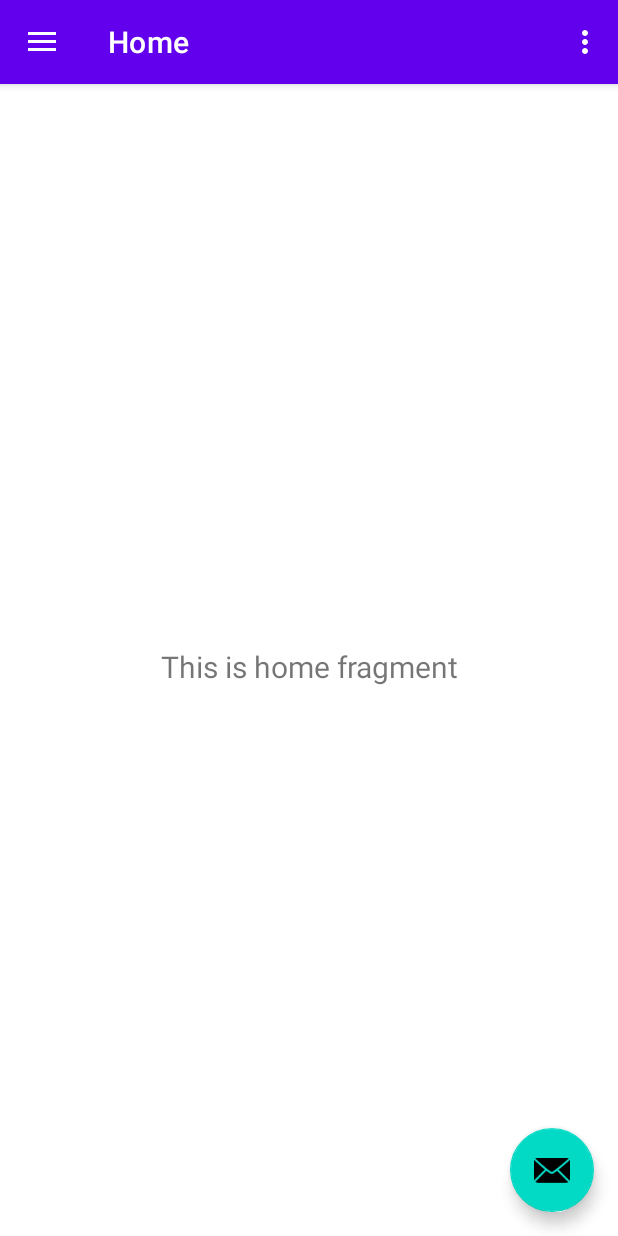
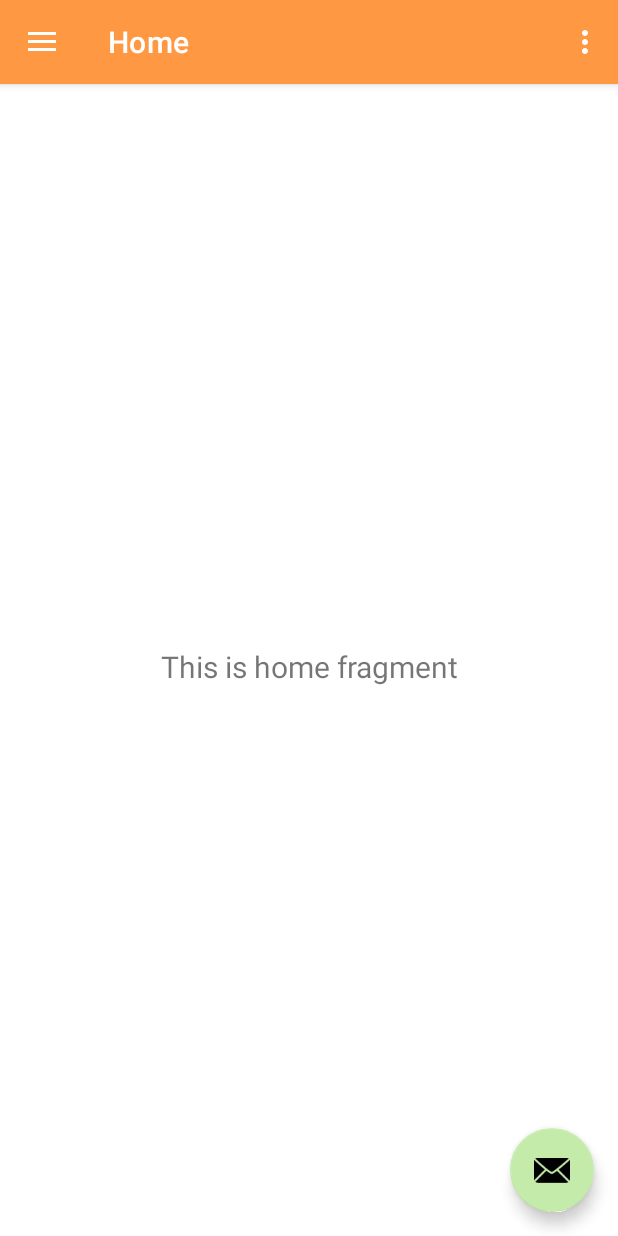
Before and after one commit to syayidmuwahhid/notice-calculator-v2, an Android app: the screen it shows after launch (MainActivity), on a phone screen of 412 x 824 dp. Run offline under Robolectric (Android 15) with nearby library versions, the phone set to English and light mode, and no system bars; our stand-ins replace navigation-ui.

Commit message:
update themes and color

```diff
--- a/app/src/main/res/values-night/themes.xml
+++ b/app/src/main/res/values-night/themes.xml
@@ -2,15 +2,15 @@
     <!-- Base application theme. -->
     <style name="Theme.NoticeCalculatorV2" parent="Theme.MaterialComponents.DayNight.DarkActionBar">
         <!-- Primary brand color. -->
-        <item name="colorPrimary">@color/purple_200</item>
-        <item name="colorPrimaryVariant">@color/purple_700</item>
+        <item name="colorPrimary">@color/primary</item>
+        <item name="colorPrimaryVariant">@color/secondary</item>
         <item name="colorOnPrimary">@color/black</item>
         <!-- Secondary brand color. -->
-        <item name="colorSecondary">@color/teal_200</item>
-        <item name="colorSecondaryVariant">@color/teal_200</item>
+        <item name="colorSecondary">@color/green_primary</item>
+        <item name="colorSecondaryVariant">@color/green_secondary</item>
         <item name="colorOnSecondary">@color/black</item>
         <!-- Status bar color. -->
-        <item name="android:statusBarColor">?attr/colorPrimaryVariant</item>
+        <item name="android:statusBarColor">?attr/colorPrimary</item>
         <!-- Customize your theme here. -->
     </style>
 </resources>
--- a/app/src/main/res/values/colors.xml
+++ b/app/src/main/res/values/colors.xml
@@ -7,4 +7,8 @@
     <color name="teal_700">#FF018786</color>
     <color name="black">#FF000000</color>
     <color name="white">#FFFFFFFF</color>
+    <color name="primary">#FF9843</color>
+    <color name="secondary">#F6F193</color>
+    <color name="green_primary">#A5DD9B</color>
+    <color name="green_secondary">#C5EBAA</color>
 </resources>
--- a/app/src/main/res/values/themes.xml
+++ b/app/src/main/res/values/themes.xml
@@ -2,15 +2,15 @@
     <!-- Base application theme. -->
     <style name="Theme.NoticeCalculatorV2" parent="Theme.MaterialComponents.DayNight.DarkActionBar">
         <!-- Primary brand color. -->
-        <item name="colorPrimary">@color/purple_500</item>
-        <item name="colorPrimaryVariant">@color/purple_700</item>
+        <item name="colorPrimary">@color/primary</item>
+        <item name="colorPrimaryVariant">@color/secondary</item>
         <item name="colorOnPrimary">@color/white</item>
         <!-- Secondary brand color. -->
-        <item name="colorSecondary">@color/teal_200</item>
-        <item name="colorSecondaryVariant">@color/teal_700</item>
+        <item name="colorSecondary">@color/green_secondary</item>
+        <item name="colorSecondaryVariant">@color/green_primary</item>
         <item name="colorOnSecondary">@color/black</item>
         <!-- Status bar color. -->
-        <item name="android:statusBarColor">?attr/colorPrimaryVariant</item>
+        <item name="android:statusBarColor">?attr/colorPrimary</item>
         <!-- Customize your theme here. -->
     </style>
 
```
